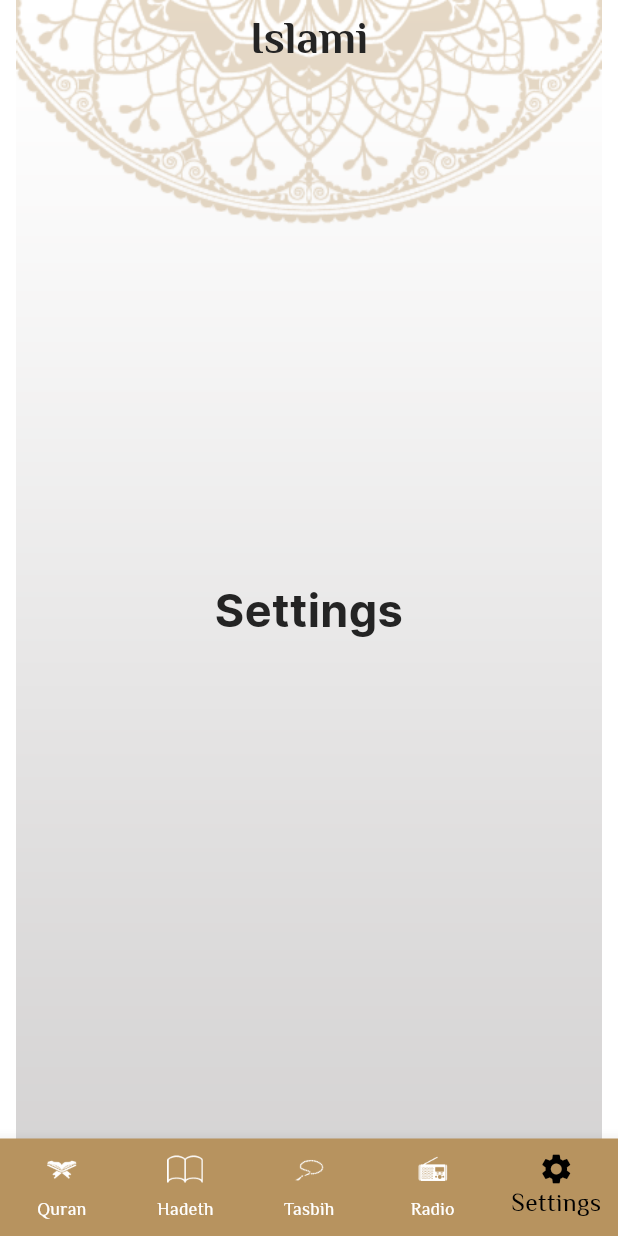
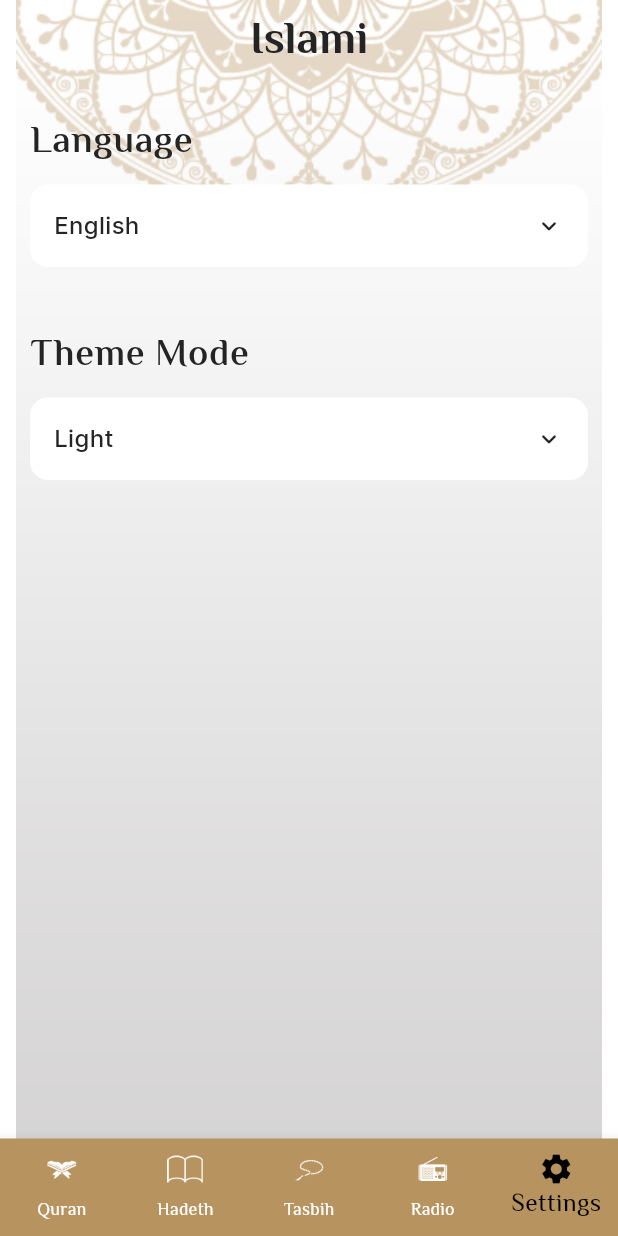
Before and after one commit to AyaAlaa010/islami, a Flutter app: the screen it shows after launch, item 5 of the bottom bar chosen, on a phone screen of 412 x 824 dp. Run offline on Flutter 3.47's test engine with Material 3 defaults, Android fonts, the phone set to English and light mode, and no system bars; drawn by our look-alikes of animated_custom_dropdown; generated files the repository leaves out were written again.

Commit message:
custom localization is done

```diff
--- a/lib/config/application_theme_manager.dart
+++ b/lib/config/application_theme_manager.dart
@@ -3,6 +3,8 @@ import 'package:flutter/material.dart';
 
 class ApplicationThemeManager  {
 static const Color primaryColor=Color(0XFFB7935F);
+static const Color primarydarkColor=Color(0XFF141A2E);
+static const Color onPrimarydarkColor=Color(0XFFFACC1D);
 static const Color darkTextColor=Color(0XFF242424);
 
 
@@ -58,5 +60,55 @@ static const Color darkTextColor=Color(0XFF242424);
           )
       )
   );
+  static ThemeData darkTheme=ThemeData(
+      primaryColor: primarydarkColor,
+      scaffoldBackgroundColor: Colors.transparent,
+      useMaterial3: true,
+      dividerTheme: const DividerThemeData(
+        color: onPrimarydarkColor,
+        thickness: 1.5,
+      ),
+      textTheme: const TextTheme(
+          titleLarge:  TextStyle(fontSize: 30,fontWeight: FontWeight.w700,fontFamily: "ElMessiri",color: Colors.white),
+          bodyLarge: TextStyle(fontSize: 25,fontFamily: "ElMessiri",fontWeight: FontWeight.w600,color: Colors.white),
+          bodyMedium: TextStyle(fontSize: 25,fontFamily: "Inter",fontWeight: FontWeight.w400,color: Colors.white),
+          bodySmall: TextStyle(fontSize: 20,fontFamily: "Inter",fontWeight: FontWeight.w400,color: Colors.white)
+      ),
+
+      //AppBar
+      appBarTheme: AppBarTheme(
+          backgroundColor: Colors.transparent,
+          iconTheme: IconThemeData(color: onPrimarydarkColor),
+          centerTitle: true,
+          titleTextStyle: TextStyle(fontSize: 30,fontWeight: FontWeight.bold,color: onPrimarydarkColor,fontFamily: "ElMessiri")
+
+      ),
+      //Navigation
+      bottomNavigationBarTheme: const BottomNavigationBarThemeData(
+          backgroundColor: primarydarkColor,
+          type: BottomNavigationBarType.fixed,
+          selectedItemColor: onPrimarydarkColor,
+          selectedLabelStyle: TextStyle(
+            fontFamily: "ElMessiri",
+            fontSize: 17,
+            fontWeight: FontWeight.normal,
+            color: onPrimarydarkColor,
+          ),
+          selectedIconTheme: IconThemeData(
+            color: onPrimarydarkColor,
+          ),
+          unselectedItemColor: Colors.white,
+          unselectedLabelStyle: TextStyle(
+              fontFamily: "ElMessiri",
+              color: Colors.white,
+              fontSize: 12,
+              fontWeight: FontWeight.normal
+          ),
+          unselectedIconTheme: IconThemeData(
+            color: Colors.white,
+          )
+      )
+
+  );
 
 }
--- /dev/null
+++ b/lib/config/settings_provider.dart
@@ -0,0 +1,24 @@
+import 'package:flutter/cupertino.dart';
+import 'package:flutter/material.dart';
+
+class SettingsProvider extends ChangeNotifier{
+  String currentLanguage="en";
+  ThemeMode currentThemeMode=ThemeMode.light;
+
+  changeLanguage(String newLanguage){
+    if(currentLanguage==newLanguage) return ;
+    else{
+      currentLanguage=newLanguage;
+    }
+    notifyListeners();
+  }
+
+ changeThemeMode(ThemeMode newThemeMode){
+    if(currentThemeMode==newThemeMode) return;
+    currentThemeMode=newThemeMode;
+    notifyListeners();
+ }
+
+
+
+}
--- a/lib/l10n/app_ar.arb
+++ b/lib/l10n/app_ar.arb
@@ -4,5 +4,7 @@
 "hadeth":"الأحاديث",
 "tasbih":"تسبيح",
 "radio":"راديو",
-"settings":"الاعدادات"
+"settings":"الاعدادات",
+"language":"اللغه",
+"theme":"النمط"
 }
--- a/lib/l10n/app_en.arb
+++ b/lib/l10n/app_en.arb
@@ -4,5 +4,7 @@
 "hadeth":"Hadeth",
 "tasbih":"Tasbih",
 "radio":"Radio",
-"settings":"Settings"
+"settings":"Settings",
+"language":"Language",
+"theme":"Theme Mode"
 }
--- a/lib/main.dart
+++ b/lib/main.dart
@@ -1,5 +1,6 @@
 import 'package:flutter/material.dart';
 import 'package:islami/config/application_theme_manager.dart';
+import 'package:islami/config/settings_provider.dart';
 import 'package:islami/layout/layout_view.dart';
 import 'package:islami/moduls/hadeth/page/hadeth_details_view.dart';
 import 'package:islami/moduls/quraan/page/quran_details_view.dart';
@@ -7,24 +8,33 @@ import 'package:islami/moduls/quraan/widget/quran_title_wedgit.dart';
 import 'package:islami/moduls/splash/page/splash_view.dart';
 import 'package:flutter_localizations/flutter_localizations.dart';
 import 'package:flutter_gen/gen_l10n/app_localizations.dart';
+import 'package:provider/provider.dart';
 
 void main() {
-  runApp( MyApplication());
+  runApp(
+  ChangeNotifierProvider(
+    create: (context)=>SettingsProvider(),
+     child: const MyApplication())
+  );
 }
 class MyApplication extends StatelessWidget {
   const MyApplication({super.key});
 
   @override
   Widget build(BuildContext context) {
+    var provider=Provider.of<SettingsProvider>(context);
+
     return MaterialApp(
       debugShowCheckedModeBanner: false,
       localizationsDelegates: AppLocalizations.localizationsDelegates,
       supportedLocales: [
         Locale('en'), // English
         Locale('ar'), // Arabic
-      ],locale:Locale("en"),//select the language
+      ],locale:Locale(provider.currentLanguage),//select the language
        initialRoute:SplashView.routeName ,
       theme: ApplicationThemeManager.lightTheme,
+      darkTheme: ApplicationThemeManager.darkTheme,
+      themeMode: provider.currentThemeMode,
       routes: {
         SplashView.routeName:(context)=>SplashView(),
         LayoutView.routeName:(context)=>LayoutView(),
--- a/lib/moduls/settings/page/settings_view.dart
+++ b/lib/moduls/settings/page/settings_view.dart
@@ -1,14 +1,53 @@
+import 'package:animated_custom_dropdown/custom_dropdown.dart';
 import 'package:flutter/cupertino.dart';
 import 'package:flutter/material.dart';
+import 'package:flutter_gen/gen_l10n/app_localizations.dart';
+import 'package:islami/config/settings_provider.dart';
+import 'package:provider/provider.dart';
 
 class SettingsView extends StatelessWidget {
   const SettingsView({super.key});
 
   @override
   Widget build(BuildContext context) {
-    return Center(
-      child: Container(
-        child: Text("Settings",style: TextStyle(fontWeight: FontWeight.bold,fontSize: 30),textAlign: TextAlign.center,),
+    var theme=Theme.of(context);
+    var locale=AppLocalizations.of(context)!;
+    var provider=Provider.of<SettingsProvider>(context);
+    List<String> languagesList=["English","عربي"];
+    List<String> themesList=["Light","Dark"];
+    return Padding(
+      padding: EdgeInsetsDirectional.all(20),
+      child: Column(
+        crossAxisAlignment: CrossAxisAlignment.stretch,
+        children: [
+          Text(locale.language,style: theme.textTheme.bodyLarge,),
+          const SizedBox(height: 10,),
+          CustomDropdown(items: languagesList,initialItem: provider.currentLanguage=="en"? "English":"عربي", onChanged: (value){
+
+            if(value=="English"){
+              provider.changeLanguage("en");
+            }else if(value=="عربي"){
+              provider.changeLanguage("ar");
+
+            }
+
+          }
+          ),
+          const SizedBox(height: 40,),
+           Text(locale.theme,style: theme.textTheme.bodyLarge,),
+          const SizedBox(height: 10,),
+          CustomDropdown(items: themesList,initialItem:provider.currentThemeMode==ThemeMode.light?"Light":"Dark", onChanged: (value){
+            if(value=="Light"){
+              provider.changeThemeMode(ThemeMode.light);
+            }
+            else if(value=="Dark"){
+              provider.changeThemeMode(ThemeMode.dark);
+            }
+          }
+          ),
+       const   Spacer()
+
+        ],
       ),
     );
   }
--- a/pubspec.yaml
+++ b/pubspec.yaml
@@ -38,6 +38,9 @@ dependencies:
   # The following adds the Cupertino Icons font to your application.
   # Use with the CupertinoIcons class for iOS style icons.
   cupertino_icons: ^1.0.2
+  animated_custom_dropdown: ^3.0.0
+  provider: ^6.1.1
+
 
 dev_dependencies:
   flutter_test:
```
Also changed, not shown: pubspec.lock.
